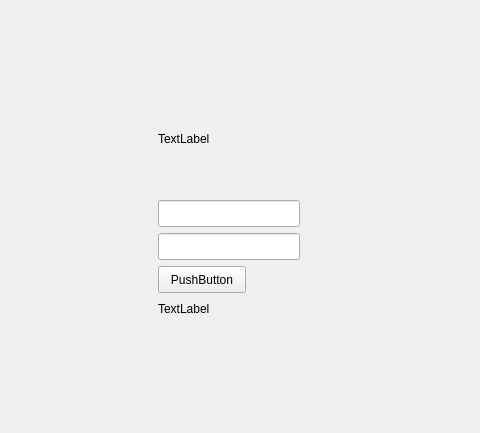
This is Forms/mainwindow.ui in dihnhuunam/Login-Form as Qt 5 draws it before an edit; both pictures show x 281 to 761 and y 0 to 433 of the 1060 by 585 pixel window. The edited form follows.
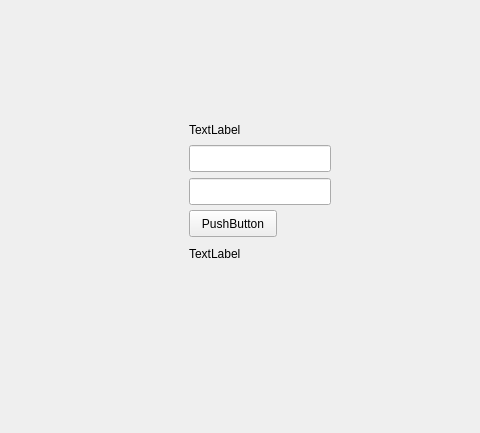
This is the edited form.

Commit message: [ADD]: Layout with QWidget as container

```diff
--- a/Forms/mainwindow.ui
+++ b/Forms/mainwindow.ui
@@ -14,20 +14,24 @@
    <string>MainWindow</string>
   </property>
   <widget class="QWidget" name="centralWidget">
-   <widget class="QWidget" name="container" native="true">
+   <widget class="QLabel" name="statusLabel">
     <property name="geometry">
      <rect>
-      <x>430</x>
-      <y>120</y>
-      <width>160</width>
-      <height>253</height>
+      <x>470</x>
+      <y>244</y>
+      <width>66</width>
+      <height>19</height>
      </rect>
     </property>
+    <property name="text">
+     <string>TextLabel</string>
+    </property>
+   </widget>
     <widget class="QLabel" name="loginLabel">
      <property name="geometry">
       <rect>
-       <x>9</x>
-       <y>9</y>
+      <x>470</x>
+      <y>120</y>
        <width>66</width>
        <height>19</height>
       </rect>
@@ -39,8 +43,8 @@
     <widget class="QLineEdit" name="usernameLineEdit">
      <property name="geometry">
       <rect>
-       <x>9</x>
-       <y>80</y>
+      <x>470</x>
+      <y>145</y>
        <width>142</width>
        <height>27</height>
       </rect>
@@ -49,8 +53,8 @@
     <widget class="QLineEdit" name="passwordLineEdit">
      <property name="geometry">
       <rect>
-       <x>9</x>
-       <y>113</y>
+      <x>470</x>
+      <y>178</y>
        <width>142</width>
        <height>27</height>
       </rect>
@@ -59,8 +63,8 @@
     <widget class="QPushButton" name="loginButton">
      <property name="geometry">
       <rect>
-       <x>9</x>
-       <y>146</y>
+      <x>470</x>
+      <y>210</y>
        <width>88</width>
        <height>27</height>
       </rect>
@@ -68,20 +72,6 @@
      <property name="text">
       <string>PushButton</string>
      </property>
-    </widget>
-    <widget class="QLabel" name="statusLabel">
-     <property name="geometry">
-      <rect>
-       <x>9</x>
-       <y>179</y>
-       <width>66</width>
-       <height>19</height>
-      </rect>
-     </property>
-     <property name="text">
-      <string>TextLabel</string>
-     </property>
-    </widget>
    </widget>
   </widget>
  </widget>
```
Lines whose indentation alone changed are shown as unchanged. The commit also changes 5 other files.
